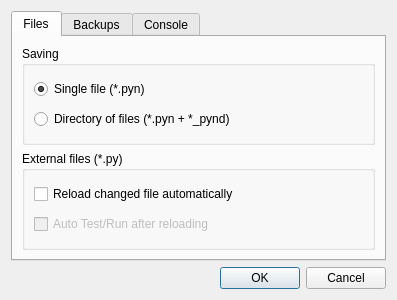
The window that data/ui/settings.ui (aresnick/pynguin) describes before a commit, drawn with Qt 5.
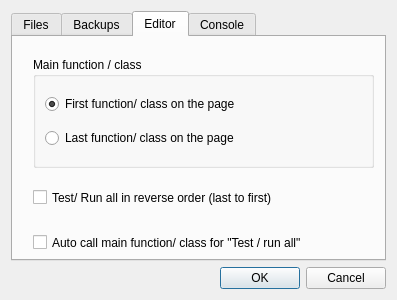
The same window after the commit. The open tabs and pages were chosen to show the change.

Commit message: add Test/Run all options for reverse and for auto-calling the main function. Start on option to make the last function/class in a page be the main one.

Diff of the .ui file:
```diff
--- a/data/ui/settings.ui
+++ b/data/ui/settings.ui
@@ -241,6 +241,69 @@
        </item>
       </layout>
      </widget>
+     <widget class="QWidget" name="tab_4">
+      <attribute name="title">
+       <string>Editor</string>
+      </attribute>
+      <widget class="QCheckBox" name="testall_autocall">
+       <property name="geometry">
+        <rect>
+         <x>20</x>
+         <y>190</y>
+         <width>321</width>
+         <height>31</height>
+        </rect>
+       </property>
+       <property name="text">
+        <string>Auto call main function/ class for &quot;Test / run all&quot;</string>
+       </property>
+      </widget>
+      <widget class="QGroupBox" name="groupBox_4">
+       <property name="geometry">
+        <rect>
+         <x>20</x>
+         <y>20</y>
+         <width>341</width>
+         <height>111</height>
+        </rect>
+       </property>
+       <property name="title">
+        <string>Main function / class</string>
+       </property>
+       <layout class="QVBoxLayout" name="verticalLayout_7">
+        <item>
+         <widget class="QRadioButton" name="editor_mainfirst">
+          <property name="text">
+           <string>First function/ class on the page</string>
+          </property>
+          <property name="checked">
+           <bool>true</bool>
+          </property>
+         </widget>
+        </item>
+        <item>
+         <widget class="QRadioButton" name="editor_mainlast">
+          <property name="text">
+           <string>Last function/ class on the page</string>
+          </property>
+         </widget>
+        </item>
+       </layout>
+      </widget>
+      <widget class="QCheckBox" name="testall_reverse">
+       <property name="geometry">
+        <rect>
+         <x>20</x>
+         <y>150</y>
+         <width>341</width>
+         <height>21</height>
+        </rect>
+       </property>
+       <property name="text">
+        <string>Test/ Run all in reverse order (last to first)</string>
+       </property>
+      </widget>
+     </widget>
      <widget class="QWidget" name="tab_3">
       <attribute name="title">
        <string>Console</string>
```
Left out of the diff: 2 changed lines with no effect on the pictures. The commit also changes 2 other files.
